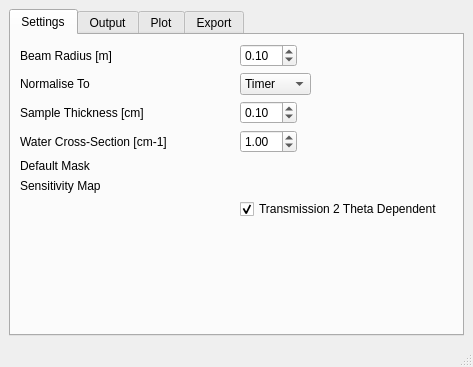
The window that scripts/Interface/ui/drill/main/SANS_settings.ui (mantidproject/mantid) describes before a commit, drawn with Qt 5.
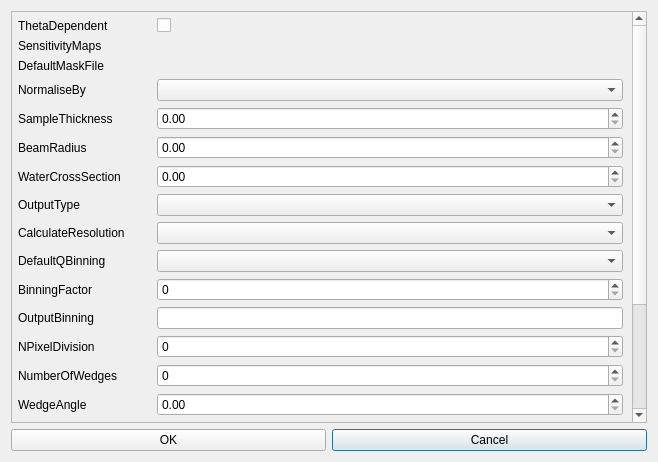
The same window after the commit. Custom widgets are drawn as their Qt base class.

Commit message:
[DRILL] sans settings dialog
The SANS settings dialog has been modified. It contains only one tab
with widgets to collect all algorithm parameters.
When processing, the settings are used in association with the row
parameters to process the data. When custom options are provided (in the
table), they are used to update the global settings for this particular
row.

What changed in the file:
```diff
--- a/scripts/Interface/ui/drill/main/SANS_settings.ui
+++ b/scripts/Interface/ui/drill/main/SANS_settings.ui
@@ -1,289 +1,314 @@
 <?xml version="1.0" encoding="UTF-8"?>
 <ui version="4.0">
- <class>MainWindow</class>
- <widget class="QMainWindow" name="MainWindow">
+ <class>Dialog</class>
+ <widget class="QDialog" name="Dialog">
   <property name="geometry">
    <rect>
     <x>0</x>
     <y>0</y>
-    <width>473</width>
-    <height>367</height>
+    <width>658</width>
+    <height>462</height>
    </rect>
   </property>
   <property name="windowTitle">
    <string>SANS Reduction Settings</string>
   </property>
-  <widget class="QWidget" name="centralwidget">
-   <layout class="QVBoxLayout" name="verticalLayout">
-    <item>
-     <widget class="QTabWidget" name="tabWidget">
-      <property name="currentIndex">
-       <number>0</number>
-      </property>
-      <widget class="QWidget" name="settings">
-       <attribute name="title">
-        <string>Settings</string>
-       </attribute>
-       <layout class="QHBoxLayout" name="horizontalLayout_2">
-        <item>
          <layout class="QGridLayout" name="gridLayout">
-          <item row="3" column="0">
-           <widget class="QLabel" name="label_4">
-            <property name="toolTip">
-             <string>The cross-section value of water, used for absolute scale normalisation.</string>
-            </property>
+   <item row="2" column="1">
+    <widget class="QPushButton" name="cancelButton">
             <property name="text">
-             <string>Water Cross-Section [cm-1]</string>
+      <string>Cancel</string>
             </property>
            </widget>
           </item>
-          <item row="1" column="1" alignment="Qt::AlignLeft">
-           <widget class="QComboBox" name="comboBox">
-            <item>
+   <item row="2" column="0">
+    <widget class="QPushButton" name="okButton">
              <property name="text">
-              <string>Timer</string>
-             </property>
-            </item>
-            <item>
-             <property name="text">
-              <string>Monitor</string>
-             </property>
-            </item>
-           </widget>
-          </item>
-          <item row="2" column="1" alignment="Qt::AlignLeft">
-           <widget class="QDoubleSpinBox" name="sampleThickness">
-            <property name="singleStep">
-             <double>0.010000000000000</double>
-            </property>
-            <property name="value">
-             <double>0.100000000000000</double>
-            </property>
-           </widget>
-          </item>
-          <item row="3" column="1" alignment="Qt::AlignLeft">
-           <widget class="QDoubleSpinBox" name="waterXsection">
-            <property name="singleStep">
-             <double>0.010000000000000</double>
-            </property>
-            <property name="value">
-             <double>1.000000000000000</double>
-            </property>
-           </widget>
-          </item>
-          <item row="1" column="0">
-           <widget class="QLabel" name="label_2">
-            <property name="toolTip">
-             <string>Normalise data by time or monitor counts.</string>
-            </property>
-            <property name="text">
-             <string>Normalise To</string>
-            </property>
-           </widget>
-          </item>
+      <string>OK</string>
+     </property>
+    </widget>
+   </item>
+   <item row="0" column="0" colspan="2">
+    <widget class="QScrollArea" name="scrollArea">
+     <property name="enabled">
+      <bool>true</bool>
+     </property>
+     <property name="widgetResizable">
+      <bool>true</bool>
+     </property>
+     <widget class="QWidget" name="scrollAreaWidgetContents">
+      <property name="geometry">
+       <rect>
+        <x>0</x>
+        <y>0</y>
+        <width>624</width>
+        <height>580</height>
+       </rect>
+      </property>
+      <layout class="QFormLayout" name="formLayout">
+       <property name="leftMargin">
+        <number>6</number>
+       </property>
+       <property name="topMargin">
+        <number>6</number>
+       </property>
           <item row="0" column="0">
            <widget class="QLabel" name="label">
-            <property name="toolTip">
-             <string>Used for calculation of beam centre, flux and transmissions.</string>
-            </property>
+         <property name="text">
+          <string>ThetaDependent</string>
+         </property>
+        </widget>
+       </item>
+       <item row="0" column="1">
+        <widget class="QCheckBox" name="thetaDependent">
             <property name="text">
-             <string>Beam Radius [m]</string>
+          <string/>
             </property>
            </widget>
           </item>
-          <item row="5" column="1">
-           <widget class="QWidget" name="defaultMask" native="true"/>
-          </item>
-          <item row="0" column="1" alignment="Qt::AlignLeft">
-           <widget class="QDoubleSpinBox" name="beamRadius">
-            <property name="decimals">
-             <number>2</number>
-            </property>
-            <property name="singleStep">
-             <double>0.010000000000000</double>
-            </property>
-            <property name="value">
-             <double>0.100000000000000</double>
+       <item row="1" column="0">
+        <widget class="QLabel" name="label_2">
+         <property name="text">
+          <string>SensitivityMaps</string>
+         </property>
+        </widget>
+       </item>
+       <item row="1" column="1">
+        <widget class="FileFinder" name="sensitivityMaps" native="true">
+         <property name="label" stdset="0">
+          <string/>
+         </property>
+         <property name="optional" stdset="0">
+          <bool>true</bool>
+         </property>
+        </widget>
+       </item>
+       <item row="2" column="0">
+        <widget class="QLabel" name="label_3">
+         <property name="text">
+          <string>DefaultMaskFile</string>
             </property>
            </widget>
           </item>
-          <item row="6" column="1">
-           <widget class="QWidget" name="sensitivityMap" native="true"/>
-          </item>
-          <item row="6" column="0">
+       <item row="3" column="0">
+        <widget class="QLabel" name="label_5">
+         <property name="text">
+          <string>NormaliseBy</string>
+         </property>
+        </widget>
+       </item>
+       <item row="3" column="1">
+        <widget class="QComboBox" name="normaliseBy"/>
+       </item>
+       <item row="4" column="0">
            <widget class="QLabel" name="label_6">
             <property name="text">
-             <string>Sensitivity Map</string>
+          <string>SampleThickness</string>
             </property>
            </widget>
           </item>
+       <item row="4" column="1">
+        <widget class="QDoubleSpinBox" name="sampleThickness"/>
+       </item>
           <item row="5" column="0">
-           <widget class="QLabel" name="label_5">
+        <widget class="QLabel" name="label_7">
             <property name="text">
-             <string>Default Mask</string>
+          <string>BeamRadius</string>
             </property>
            </widget>
           </item>
-          <item row="2" column="0">
-           <widget class="QLabel" name="label_3">
-            <property name="toolTip">
-             <string>The thickness of the flat sample. You can override in Custom Options for each row.</string>
-            </property>
+       <item row="5" column="1">
+        <widget class="QDoubleSpinBox" name="beamRadius"/>
+       </item>
+       <item row="6" column="0">
+        <widget class="QLabel" name="label_8">
             <property name="text">
-             <string>Sample Thickness [cm]</string>
+          <string>WaterCrossSection</string>
             </property>
            </widget>
           </item>
-          <item row="8" column="0">
-           <spacer name="verticalSpacer">
-            <property name="orientation">
-             <enum>Qt::Vertical</enum>
-            </property>
-            <property name="sizeHint" stdset="0">
-             <size>
-              <width>20</width>
-              <height>40</height>
-             </size>
-            </property>
-           </spacer>
+       <item row="6" column="1">
+        <widget class="QDoubleSpinBox" name="waterCrossSection"/>
+       </item>
+       <item row="7" column="0">
+        <widget class="QLabel" name="label_9">
+         <property name="text">
+          <string>OutputType</string>
+         </property>
+        </widget>
           </item>
           <item row="7" column="1">
-           <widget class="QCheckBox" name="thetaDependent">
-            <property name="text">
-             <string>Transmission 2 Theta Dependent</string>
-            </property>
-            <property name="checked">
-             <bool>true</bool>
-            </property>
-           </widget>
-          </item>
-         </layout>
-        </item>
-       </layout>
-      </widget>
-      <widget class="QWidget" name="iq">
-       <attribute name="title">
-        <string>Output</string>
-       </attribute>
-       <layout class="QGridLayout" name="gridLayout_3">
-        <item row="0" column="1">
-         <widget class="QComboBox" name="comboBox_3">
-          <item>
-           <property name="text">
-            <string>PixelSizeBased</string>
-           </property>
-          </item>
-          <item>
-           <property name="text">
-            <string>ResolutionBased</string>
-           </property>
-          </item>
-         </widget>
-        </item>
-        <item row="2" column="0">
-         <widget class="QLabel" name="label_11">
-          <property name="text">
-           <string>Manual Output Binning</string>
-          </property>
-         </widget>
-        </item>
-        <item row="1" column="1" alignment="Qt::AlignLeft">
-         <widget class="QLineEdit" name="lineEdit">
-          <property name="text">
-           <string>1</string>
-          </property>
-         </widget>
-        </item>
-        <item row="1" column="0">
+        <widget class="QComboBox" name="outputType"/>
+       </item>
+       <item row="8" column="0">
          <widget class="QLabel" name="label_10">
           <property name="text">
-           <string>Binning Factor</string>
+          <string>CalculateResolution</string>
           </property>
          </widget>
         </item>
-        <item row="2" column="1" alignment="Qt::AlignLeft">
-         <widget class="QLineEdit" name="lineEdit_2"/>
-        </item>
-        <item row="5" column="0" colspan="2">
-         <spacer name="verticalSpacer_3">
-          <property name="orientation">
-           <enum>Qt::Vertical</enum>
-          </property>
-          <property name="sizeHint" stdset="0">
-           <size>
-            <width>20</width>
-            <height>40</height>
-           </size>
-          </property>
-         </spacer>
-        </item>
-        <item row="0" column="0" alignment="Qt::AlignLeft">
-         <widget class="QLabel" name="label_9">
+       <item row="8" column="1">
+        <widget class="QComboBox" name="calculateResolution"/>
+       </item>
+       <item row="9" column="0">
+        <widget class="QLabel" name="label_11">
           <property name="text">
-           <string>Default Q Binning</string>
+          <string>DefaultQBinning</string>
           </property>
          </widget>
         </item>
-        <item row="3" column="0">
+       <item row="9" column="1">
+        <widget class="QComboBox" name="defaultQBinning"/>
+       </item>
+       <item row="11" column="0">
          <widget class="QLabel" name="label_12">
           <property name="text">
-           <string>N Pixel Division</string>
+          <string>OutputBinning</string>
           </property>
          </widget>
         </item>
-        <item row="3" column="1" alignment="Qt::AlignLeft">
-         <widget class="QLineEdit" name="lineEdit_3">
+       <item row="11" column="1">
+        <widget class="QLineEdit" name="outputBinning"/>
+       </item>
+       <item row="12" column="0">
+        <widget class="QLabel" name="label_13">
           <property name="text">
-           <string>1</string>
+          <string>NPixelDivision</string>
           </property>
          </widget>
         </item>
-        <item row="4" column="1">
-         <widget class="QCheckBox" name="checkBox">
+       <item row="12" column="1">
+        <widget class="QSpinBox" name="nPixelDivision"/>
+       </item>
+       <item row="13" column="0">
+        <widget class="QLabel" name="label_14">
           <property name="text">
-           <string>Separate Outputs For Panels</string>
+          <string>NumberOfWedges</string>
           </property>
          </widget>
         </item>
-       </layout>
-      </widget>
-      <widget class="QWidget" name="plot">
-       <attribute name="title">
-        <string>Plot</string>
-       </attribute>
-       <widget class="QWidget" name="gridLayoutWidget">
-        <property name="geometry">
-         <rect>
-          <x>0</x>
-          <y>0</y>
-          <width>441</width>
-          <height>271</height>
-         </rect>
-        </property>
-        <layout class="QGridLayout" name="gridLayout_2"/>
-       </widget>
-      </widget>
-      <widget class="QWidget" name="export_2">
-       <attribute name="title">
-        <string>Export</string>
-       </attribute>
-      </widget>
-     </widget>
-    </item>
-   </layout>
-  </widget>
-  <widget class="QMenuBar" name="menubar">
-   <property name="geometry">
-    <rect>
-     <x>0</x>
-     <y>0</y>
-     <width>473</width>
-     <height>22</height>
-    </rect>
-   </property>
-  </widget>
-  <widget class="QStatusBar" name="statusbar"/>
- </widget>
+       <item row="13" column="1">
+        <widget class="QSpinBox" name="numberOfWedges"/>
+       </item>
+       <item row="14" column="0">
+        <widget class="QLabel" name="label_16">
+         <property name="text">
+          <string>WedgeAngle</string>
+         </property>
+        </widget>
+       </item>
+       <item row="14" column="1">
+        <widget class="QDoubleSpinBox" name="wedgeAngle"/>
+       </item>
+       <item row="15" column="0">
+        <widget class="QLabel" name="label_17">
+         <property name="text">
+          <string>WedgeOffset</string>
+         </property>
+        </widget>
+       </item>
+       <item row="15" column="1">
+        <widget class="QDoubleSpinBox" name="wedgeOffset"/>
+       </item>
+       <item row="16" column="0">
+        <widget class="QLabel" name="label_18">
+         <property name="text">
+          <string>AsymmetricWedges</string>
+         </property>
+        </widget>
+       </item>
+       <item row="16" column="1">
+        <widget class="QCheckBox" name="asymmetricWedges">
+         <property name="text">
+          <string/>
+         </property>
+        </widget>
+       </item>
+       <item row="17" column="0">
+        <widget class="QLabel" name="label_19">
+         <property name="text">
+          <string>MaxQxy</string>
+         </property>
+        </widget>
+       </item>
+       <item row="17" column="1">
+        <widget class="QDoubleSpinBox" name="maxQxy"/>
+       </item>
+       <item row="18" column="0">
+        <widget class="QLabel" name="label_20">
+         <property name="text">
+          <string>DeltaQ</string>
+         </property>
+        </widget>
+       </item>
+       <item row="18" column="1">
+        <widget class="QDoubleSpinBox" name="deltaQ"/>
+       </item>
+       <item row="19" column="0">
+        <widget class="QLabel" name="label_21">
+         <property name="text">
+          <string>IQxQyLogBinning</string>
+         </property>
+        </widget>
+       </item>
+       <item row="19" column="1">
+        <widget class="QCheckBox" name="iQxQyLogBinning">
+         <property name="text">
+          <string/>
+         </property>
+        </widget>
+       </item>
+       <item row="20" column="0">
+        <widget class="QLabel" name="label_22">
+         <property name="text">
+          <string>PanelOutputWorkspaces</string>
+         </property>
+        </widget>
+       </item>
+       <item row="20" column="1">
+        <widget class="FileFinder" name="panelOutputWorkspaces" native="true">
+         <property name="label" stdset="0">
+          <string/>
+         </property>
+         <property name="optional" stdset="0">
+          <bool>true</bool>
+         </property>
+        </widget>
+       </item>
+       <item row="2" column="1">
+        <widget class="FileFinder" name="defaultMaskFile" native="true">
+         <property name="label" stdset="0">
+          <string/>
+         </property>
+         <property name="optional" stdset="0">
+          <bool>true</bool>
+         </property>
+        </widget>
+       </item>
+       <item row="10" column="0">
+        <widget class="QLabel" name="label_4">
+         <property name="text">
+          <string>BinningFactor</string>
+         </property>
+        </widget>
+       </item>
+       <item row="10" column="1">
+        <widget class="QSpinBox" name="binningFactor"/>
+       </item>
+      </layout>
+     </widget>
+    </widget>
+   </item>
+  </layout>
+ </widget>
+ <customwidgets>
+  <customwidget>
+   <class>FileFinder</class>
+   <extends>QWidget</extends>
+   <header location="global">mantidqt.widgets.filefinder</header>
+   <container>1</container>
+  </customwidget>
+ </customwidgets>
  <resources/>
  <connections/>
 </ui>
```
Lines whose indentation alone changed are shown as unchanged. The commit also changes 6 other files.
